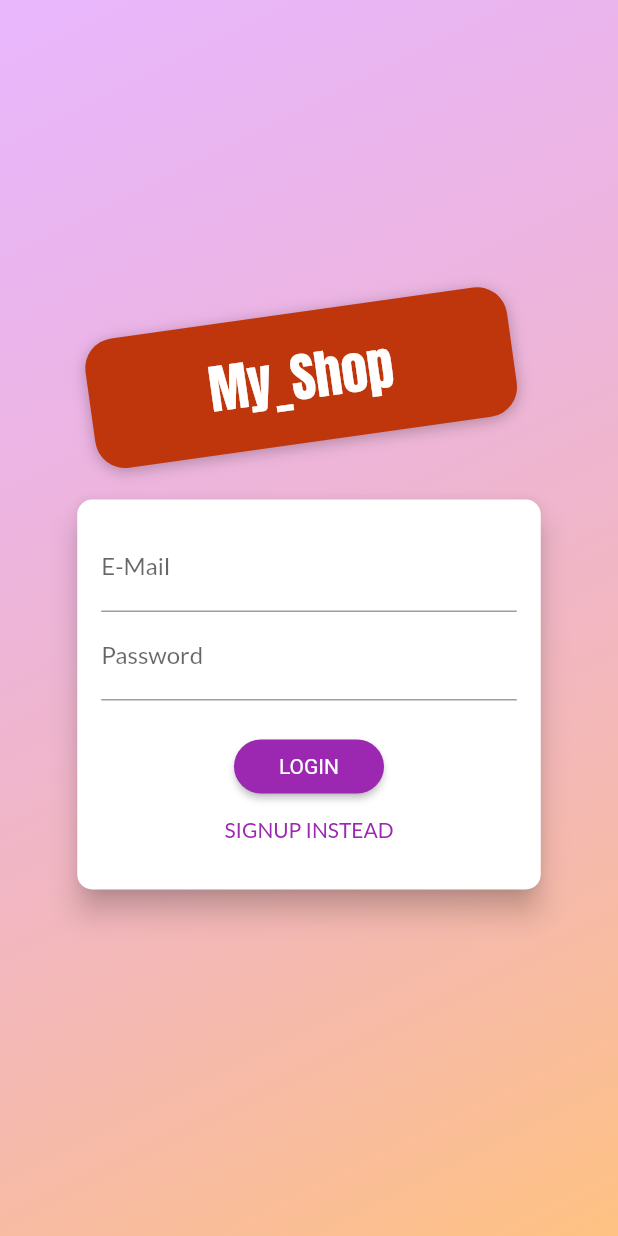
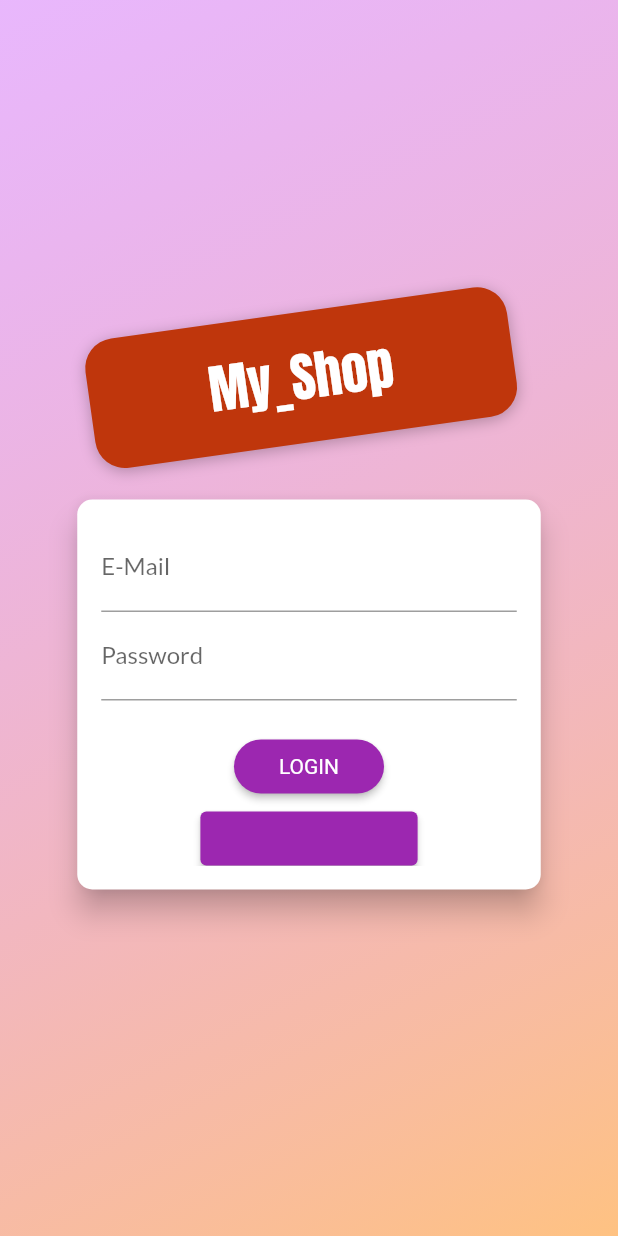
Before and after one commit to Hammad335/shopping_app_flutter, a Flutter app: the screen it shows after launch, on a phone screen of 412 x 824 dp. Run offline on Flutter 3.47's test engine with Material 2 defaults, Android fonts, the phone set to English and light mode, and no system bars; our stand-ins replace shared_preferences.

Commit message:
continuation of project

```diff
--- a/lib/screens/auth_screen.dart
+++ b/lib/screens/auth_screen.dart
@@ -196,14 +196,16 @@ class _AuthCardState extends State<AuthCard> {
                       ),
                     ),
                   ),
-                FlatButton(
+                ElevatedButton(
                   child: Text(
-                      '${_authMode == AuthMode.Login ? 'SIGNUP' : 'LOGIN'} INSTEAD'),
+                    '${_authMode == AuthMode.Login ? 'SIGNUP' : 'LOGIN'} INSTEAD',
+                    style: TextStyle(color: Theme.of(context).primaryColor),
+                  ),
                   onPressed: _switchAuthMode,
-                  padding:
-                      const EdgeInsets.symmetric(horizontal: 30.0, vertical: 4),
-                  materialTapTargetSize: MaterialTapTargetSize.shrinkWrap,
-                  textColor: Theme.of(context).primaryColor,
+                  // padding:
+                  //     const EdgeInsets.symmetric(horizontal: 30.0, vertical: 4),
+                  // materialTapTargetSize: MaterialTapTargetSize.shrinkWrap,
+                  // textColor: Theme.of(context).primaryColor,
                 ),
               ],
             ),
```
Also changed, not shown: pubspec.lock.
